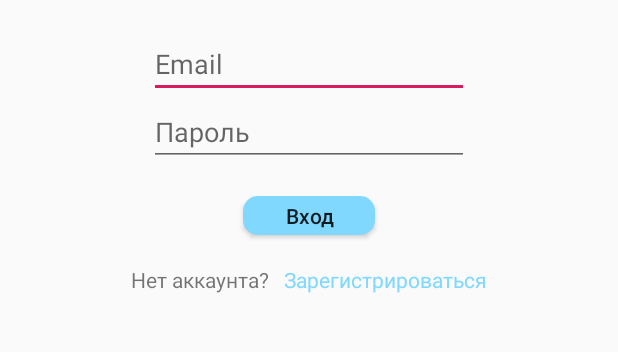
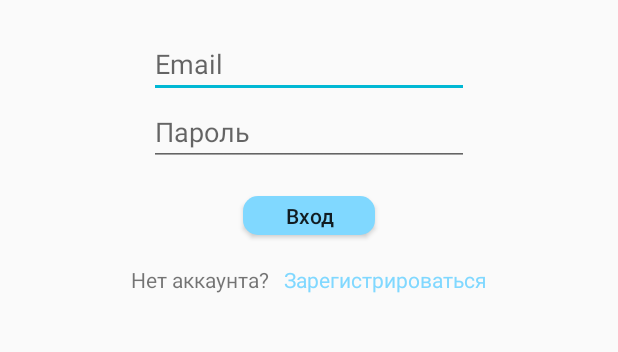
Before and after one commit to Natrig/KeepMoving, an Android app: the screen it shows after launch (MainActivity), on a phone screen of 412 x 824 dp, the part 498-850 px from its top. Run offline under Robolectric (Android 15) with nearby library versions, the light colour scheme and no system bars.

Commit message:
color changes

```diff
--- a/app/src/main/java/rus/app/keepmoving/MainActivity.java
+++ b/app/src/main/java/rus/app/keepmoving/MainActivity.java
@@ -22,7 +22,7 @@ public class MainActivity extends AppCompatActivity {
         // Создаем объект Intent для вызова новой Activity
         Intent intent = new Intent(this, MenuActivity.class);
         // Получаем текстовое поле в текущей Activity
-        EditText editText = (EditText) findViewById(R.id.emailInput);
+        EditText editText = findViewById(R.id.emailInput);
         // Получае текст данного текстового поля
         String message = editText.getText().toString();
         // Добавляем с помощью свойства putExtra объект - первый параметр - ключ,
--- a/app/src/main/res/values/colors.xml
+++ b/app/src/main/res/values/colors.xml
@@ -3,5 +3,5 @@
     <color name="colorPrimary">#80D8FF</color>
     <color name="colorSecondary">#81d4fa</color>
     <color name="colorPrimaryDark">#49a7cc</color>
-    <color name="colorAccent">#D81B60</color>
+    <color name="colorAccent">#00b8d4</color>
 </resources>
```
